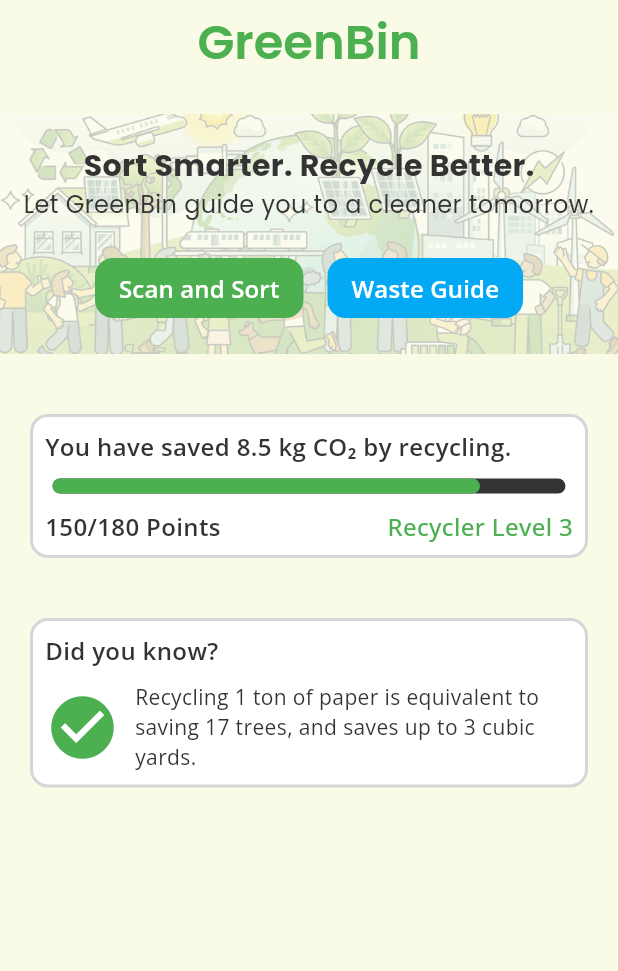
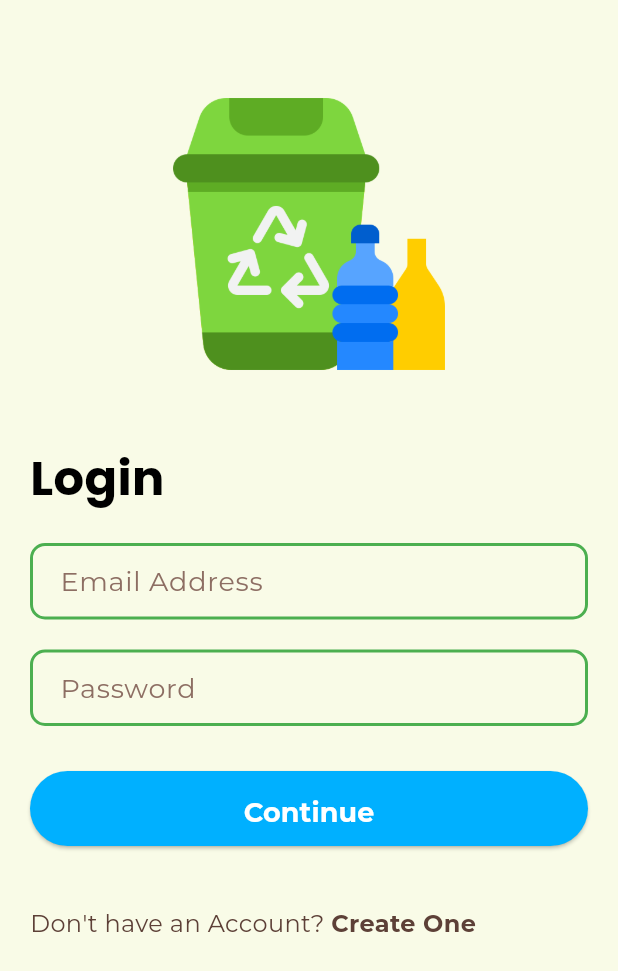
Before and after one commit to calvin050101/Green-Bin-App, a Flutter app: the screen it shows after launch, on a phone screen of 412 x 824 dp. Shown: the top 971 px of the screen. Run offline on Flutter 3.47's test engine with Material 3 defaults, Android fonts, the phone set to English and light mode, and no system bars.

Commit message:
Created login page and imported Montserrat font

```diff
--- a/lib/main.dart
+++ b/lib/main.dart
@@ -1,5 +1,6 @@
 import 'package:flutter/material.dart';
-import 'package:green_bin/home_page.dart';
+import 'package:green_bin/pages/auth/login.dart';
+// import 'package:green_bin/pages/home_page.dart';
 
 void main() {
   runApp(const MyApp());
@@ -18,10 +19,11 @@
           secondary: Color(0xFF03A9F4),
           surface: Color(0xFF333333),
         ),
+        scaffoldBackgroundColor: Color(0xFFF9FBE7),
       ),
       title: 'Flutter Demo',
       debugShowCheckedModeBanner: false,
-      home: HomePage(),
+      home: LoginPage(),
     );
   }
 }
--- /dev/null
+++ b/lib/pages/auth/login.dart
@@ -0,0 +1,165 @@
+import 'package:flutter/material.dart';
+
+class LoginPage extends StatefulWidget {
+  const LoginPage({super.key});
+
+  @override
+  State<LoginPage> createState() => _LoginPageState();
+}
+
+class _LoginPageState extends State<LoginPage> {
+  final TextEditingController _emailController = TextEditingController();
+  final TextEditingController _passwordController = TextEditingController();
+
+  @override
+  Widget build(BuildContext context) {
+    return Scaffold(
+      appBar: AppBar(backgroundColor: Colors.transparent),
+
+      body: Padding(
+        padding: const EdgeInsets.symmetric(horizontal: 20.0),
+        child: Column(
+          mainAxisAlignment: MainAxisAlignment.start,
+          crossAxisAlignment: CrossAxisAlignment.start,
+          children: [
+            Center(
+              child: Image(
+                image: AssetImage('lib/assets/images/recycle-bin.png'),
+                width: 200.0,
+                height: 200.0,
+              ),
+            ),
+
+            SizedBox(height: 40),
+
+            Text(
+              'Login',
+              style: TextStyle(
+                fontWeight: FontWeight.w700,
+                fontSize: 32,
+                fontFamily: 'Poppins',
+              ),
+            ),
+
+            SizedBox(height: 20),
+
+            textFormField(
+              _emailController,
+              TextInputType.emailAddress,
+              'Email Address',
+              false,
+            ),
+
+            const SizedBox(height: 20.0),
+
+            textFormField(
+              _passwordController,
+              TextInputType.visiblePassword,
+              'Password',
+              true,
+            ),
+
+            const SizedBox(height: 30.0),
+
+            continueButton(),
+
+            const SizedBox(height: 40.0),
+
+            // "Don't have an Account? Create One" text
+            Row(
+              children: [
+                Text(
+                  "Don't have an Account? ",
+                  style: TextStyle(
+                    color: Colors.brown[700],
+                    fontSize: 16.0,
+                    fontFamily: 'Montserrat',
+                  ),
+                ),
+
+                GestureDetector(
+                  onTap: () {},
+                  child: Text(
+                    "Create One",
+                    style: TextStyle(
+                      color: Colors.brown[700],
+                      fontSize: 16.0,
+                      fontWeight: FontWeight.bold,
+                      fontFamily: 'Montserrat',
+                    ),
+                  ),
+                ),
+              ],
+            ),
+          ],
+        ),
+      ),
+    );
+  }
+
+  SizedBox continueButton() {
+    return SizedBox(
+      width: double.infinity,
+      height: 50.0,
+      child: ElevatedButton(
+        onPressed: () {},
+        style: ElevatedButton.styleFrom(
+          backgroundColor: const Color(0xFF00B0FF),
+          shape: RoundedRectangleBorder(
+            borderRadius: BorderRadius.circular(25.0),
+          ),
+          padding: const EdgeInsets.symmetric(vertical: 15.0),
+        ),
+        child: const Text(
+          'Continue',
+          style: TextStyle(
+            color: Colors.white,
+            fontSize: 18.0,
+            fontWeight: FontWeight.w700,
+            fontFamily: 'Montserrat',
+          ),
+        ),
+      ),
+    );
+  }
+
+  TextFormField textFormField(
+    TextEditingController controller,
+    TextInputType keyboardType,
+    String hintText,
+    bool isPassword,
+  ) {
+    return TextFormField(
+      controller: controller,
+      obscureText: isPassword,
+      keyboardType: keyboardType,
+      decoration: InputDecoration(
+        hintText: hintText,
+        hintStyle: TextStyle(color: Colors.brown[400]),
+        filled: true,
+        fillColor: Colors.transparent,
+        border: OutlineInputBorder(
+          borderRadius: BorderRadius.circular(10.0),
+          borderSide: const BorderSide(color: Colors.green, width: 2.0),
+        ),
+        enabledBorder: OutlineInputBorder(
+          borderRadius: BorderRadius.circular(10.0),
+          borderSide: const BorderSide(color: Colors.green, width: 2.0),
+        ),
+        focusedBorder: OutlineInputBorder(
+          borderRadius: BorderRadius.circular(10.0),
+          borderSide: const BorderSide(color: Colors.green, width: 2.0),
+        ),
+        contentPadding: const EdgeInsets.symmetric(
+          horizontal: 16.0,
+          vertical: 12.0,
+        ),
+      ),
+      style: TextStyle(
+        color: Colors.brown[700],
+        fontFamily: 'Montserrat',
+        fontSize: 18,
+      ),
+    );
+  }
+}
--- a/lib/home_page.dart
+++ b/lib/pages/home_page.dart
@@ -20,7 +20,6 @@
         ),
         backgroundColor: Colors.transparent,
       ),
-      backgroundColor: const Color(0xFFF9FBE7),
 
       body: Column(
         children: [
@@ -31,11 +30,19 @@
             padding: const EdgeInsets.symmetric(horizontal: 20),
             child: pointsProgressContainer(context),
           ),
-          const SizedBox(height: 40),
+          const SizedBox(height: 20),
 
           Padding(
             padding: const EdgeInsets.symmetric(horizontal: 20),
-            child: Container(
+            child: funFactContainer(context),
+          ),
+        ],
+      ),
+    );
+  }
+
+  Container funFactContainer(BuildContext context) {
+    return Container(
       width: double.infinity,
       decoration: BoxDecoration(
         color: Colors.white,
@@ -80,10 +87,6 @@
             ),
           ],
         ),
-              ),
-            ),
-          ),
-        ],
       ),
     );
   }
```
Also changed, not shown: pubspec.yaml (+10 -0 lines), lib/assets/images/recycle-bin.png (added), lib/fonts/Montserrat/Montserrat-Bold.ttf (added), lib/fonts/Montserrat/Montserrat-Light.ttf (added), lib/fonts/Montserrat/Montserrat-Medium.ttf (added), lib/fonts/Montserrat/Montserrat-Regular.ttf (added), lib/fonts/Montserrat/Montserrat-SemiBold.ttf (added). Lines whose indentation alone changed are shown as unchanged.
